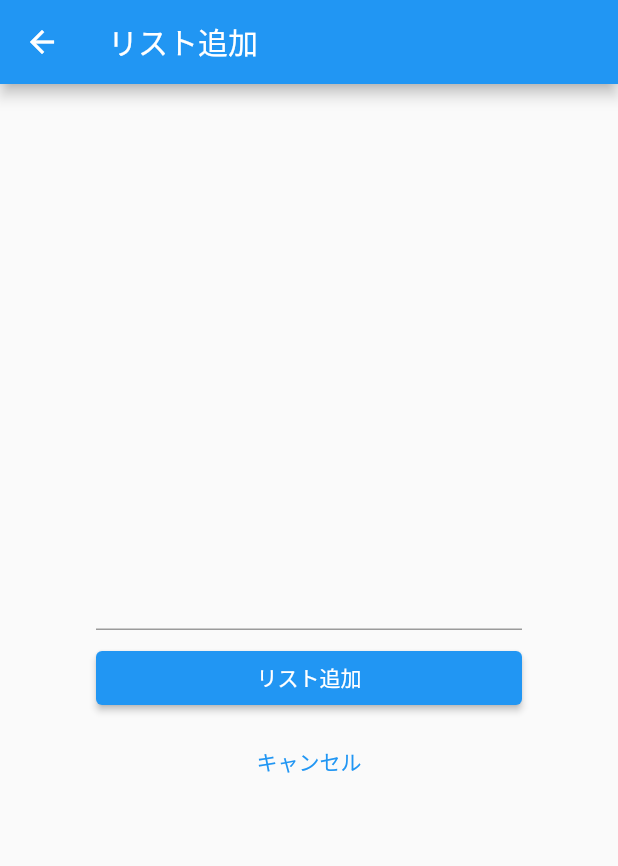
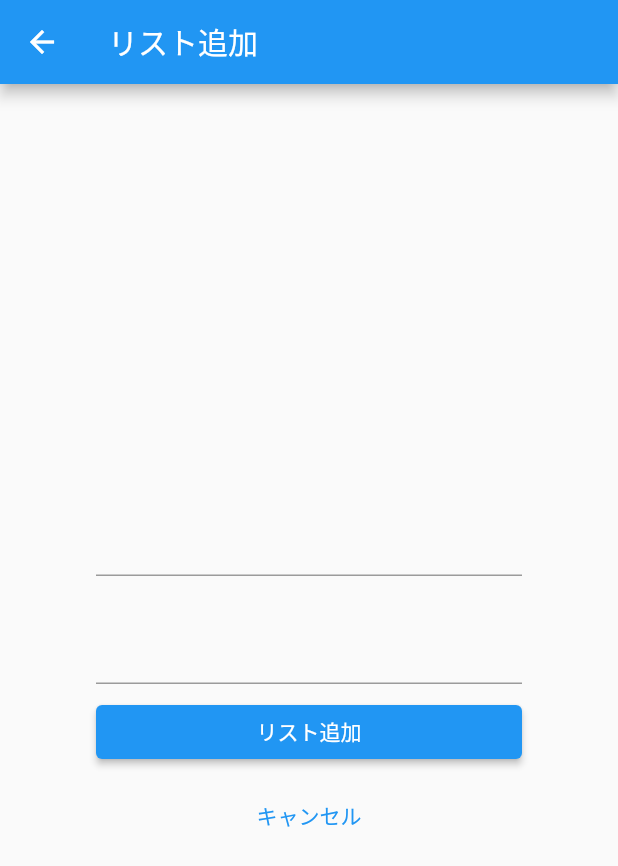
Before and after one commit to rmaejima/flutter-todo, a Flutter app: the AddTodoPage screen opened directly, on a phone screen of 412 x 824 dp. Shown: the top 866 px of the screen. Run offline on Flutter 3.47's test engine with Material 2 defaults, Android fonts, the phone set to English and light mode, and no system bars; our stand-ins replace flutter_slidable.

Commit message:
Add content

```diff
--- a/lib/pages/add_todo.dart
+++ b/lib/pages/add_todo.dart
@@ -7,7 +7,9 @@ class AddTodoPage extends StatefulWidget {
 
 class _AddTodoPage extends State<AddTodoPage> {
   //入力されたテキストデータ
-  String _text = "";
+  String _title = "";
+  // contentをどうやって返せば良いかわからない
+  String _content = "";
 
   @override
   Widget build(BuildContext context) {
@@ -21,13 +23,24 @@ class _AddTodoPage extends State<AddTodoPage> {
           mainAxisAlignment: MainAxisAlignment.center,
           children: <Widget>[
             // 入力されたテキストを表示
-            Text(_text, style: TextStyle(color: Colors.blue)),
+            Text(_title, style: TextStyle(color: Colors.blue)),
             const SizedBox(height: 8),
-            // 入力フィールド
+            // タイトル入力
             TextField(
               onChanged: (String value) {
                 setState(() {
-                  _text = value;
+                  _title = value;
+                });
+              },
+            ),
+            // 入力されたテキストを表示
+            Text(_content, style: TextStyle(color: Colors.blue)),
+            const SizedBox(height: 8),
+            // 内容入力
+            TextField(
+              onChanged: (String value) {
+                setState(() {
+                  _content = value;
                 });
               },
             ),
@@ -43,7 +56,7 @@ class _AddTodoPage extends State<AddTodoPage> {
                 onPressed: () {
                   // 追加する部分
                   // textを返す
-                  Navigator.of(context).pop(_text);
+                  Navigator.of(context).pop(_title);
                 },
                 child: Text('リスト追加', style: TextStyle(color: Colors.white)),
               ),
```
